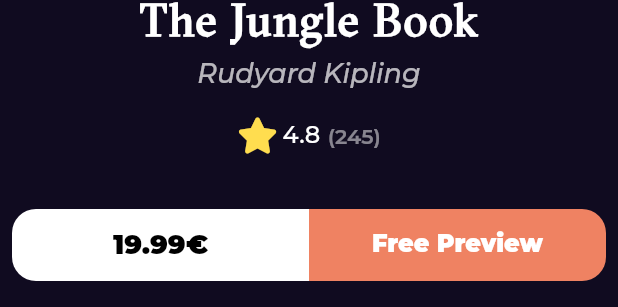
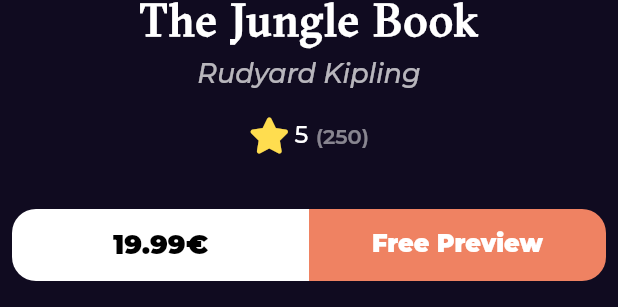
Before and after one commit to ezat141/bookly_app, a Flutter app: the BookDetailsSection widget shown alone on an empty page, opened directly, on a phone screen of 412 x 824 dp. Shown: the part 642-949 px from the top of the screen. Run offline on Flutter 3.47's test engine with Material 2 defaults, Android fonts, the phone set to English and light mode, and no system bars; drawn by our look-alikes of cached_network_image; our stand-ins replace bloc, dartz, dio, equatable, flutter_bloc, font_awesome_flutter and 3 more; network calls fail.

Commit message:
display newest books list view data

```diff
--- a/lib/Features/home/presentation/views/widgets/book_rating.dart
+++ b/lib/Features/home/presentation/views/widgets/book_rating.dart
@@ -4,10 +4,15 @@ import 'package:font_awesome_flutter/font_awesome_flutter.dart';
 import '../../../../../core/utils/styles.dart';
 
 class BookRating extends StatelessWidget {
-  const BookRating({super.key,
-  this.mainAxisAlignment = MainAxisAlignment.start});
+  const BookRating(
+      {super.key,
+      this.mainAxisAlignment = MainAxisAlignment.start,
+      required this.rating,
+      required this.count});
 
   final MainAxisAlignment mainAxisAlignment;
+  final int rating;
+  final int count;
 
   @override
   Widget build(BuildContext context) {
@@ -21,8 +26,8 @@ class BookRating extends StatelessWidget {
         const SizedBox(
           width: 6.3,
         ),
-        const Text(
-          '4.8',
+        Text(
+          rating.toString(),
           style: Styles.textStyle16,
         ),
         const SizedBox(
@@ -31,7 +36,7 @@ class BookRating extends StatelessWidget {
         Opacity(
           opacity: .5,
           child: Text(
-            '(245)',
+            '($count)',
             style: Styles.textStyle14.copyWith(fontWeight: FontWeight.w600),
           ),
         ),
--- a/lib/Features/home/presentation/views/widgets/books_details_section.dart
+++ b/lib/Features/home/presentation/views/widgets/books_details_section.dart
@@ -45,7 +45,7 @@ class BookDetailsSection extends StatelessWidget {
           height: 18,
         ),
         const BookRating(
-          mainAxisAlignment: MainAxisAlignment.center,
+          mainAxisAlignment: MainAxisAlignment.center, count: 250, rating: 5,
         ),
         const SizedBox(
           height: 37,
--- a/lib/Features/home/presentation/views/widgets/home_view_body.dart
+++ b/lib/Features/home/presentation/views/widgets/home_view_body.dart
@@ -28,7 +28,7 @@ class HomeViewBody extends StatelessWidget {
               Padding(
                 padding: EdgeInsets.symmetric(horizontal: 30),
                 child: Text(
-                  'Best Seller',
+                  'Newset Books',
                   style: Styles.textStyle18,
                 ),
               ),
--- a/lib/Features/search/presentation/views/widgets/search_view_body.dart
+++ b/lib/Features/search/presentation/views/widgets/search_view_body.dart
@@ -45,7 +45,7 @@ class SearchResultListView extends StatelessWidget {
       itemBuilder: (context, index) {
         return const Padding(
           padding: EdgeInsets.symmetric(vertical: 10),
-          child: BookListViewItem(),
+          child: Text('data'),
         );
       },
     );
--- a/lib/main.dart
+++ b/lib/main.dart
@@ -32,7 +32,7 @@ class Bookly extends StatelessWidget {
         BlocProvider(
           create: (context) => NewestBooksCubit(
             serviceLocator.get<HomeRepoImpl>(),
-          ),
+          )..fetchNewestBooks(),
         ),
       ],
       child: MaterialApp.router(
```
Also changed, not shown: lib/Features/home/presentation/views/widgets/best_seller_list_view.dart (+27 -10 lines), lib/Features/home/presentation/views/widgets/best_seller_list_view_item.dart (+15 -21 lines).
